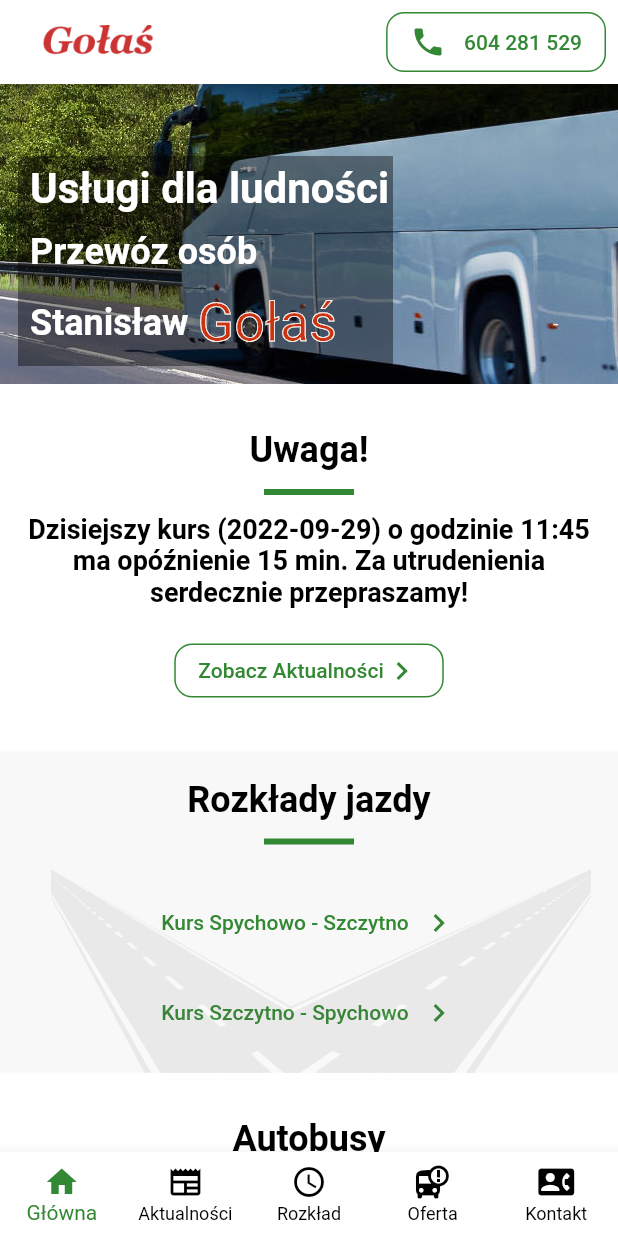
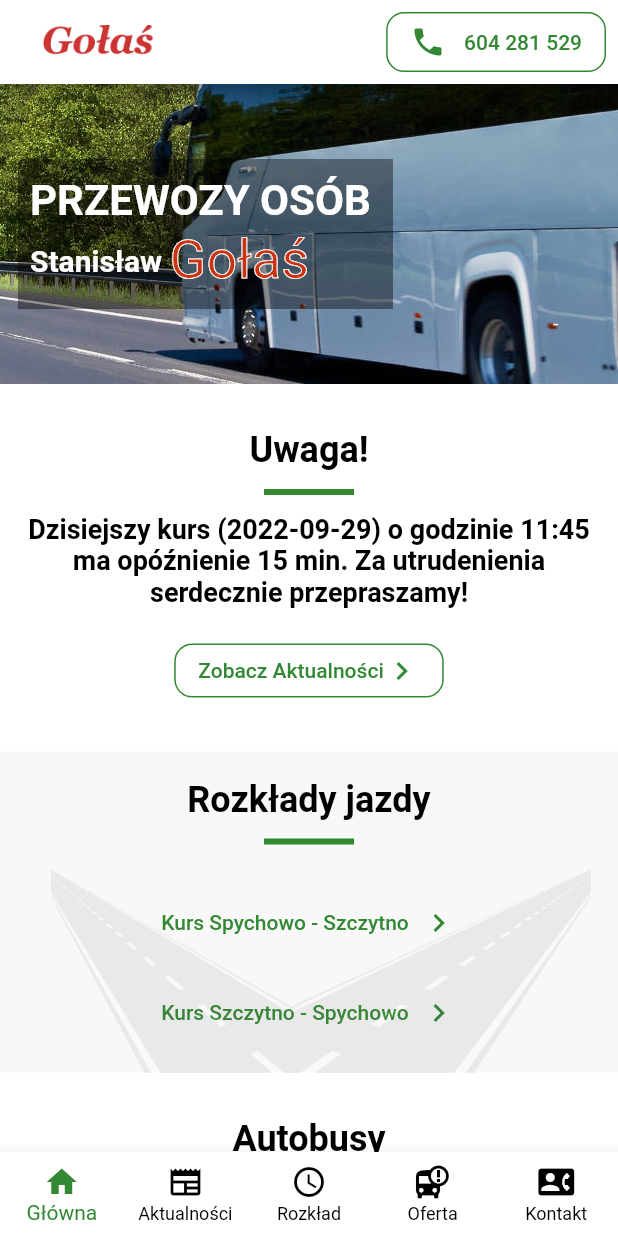
Before and after one commit to krzysiekdz/flutterlearn, a Flutter app: the screen it shows after launch, on a phone screen of 412 x 824 dp. Run offline on Flutter 3.47's test engine with Material 2 defaults, Android fonts, the phone set to English and light mode, and no system bars; our stand-ins replace url_strategy.

Commit message:
home - offer, contact

```diff
--- a/lib/bus_app/services/car_service.dart
+++ b/lib/bus_app/services/car_service.dart
@@ -1,9 +1,12 @@
 
+import 'package:flutterlearn/bus_app/config/app_config.dart';
 import 'package:flutterlearn/bus_app/data/sample/car_data.dart';
 import 'package:flutterlearn/bus_app/models/car.dart';
 
 abstract class CarService {
   Future<List<Car>> getCars();
+  List<String> getHomeCarsUrls();
+  List<Car> getCars2();
 }
 
 //service przekazywac do ui - wtedy decydujemy czy dane lokalne czy z api
@@ -14,6 +17,16 @@ class CarServiceSample extends CarService {
     return Future.value(cars);
 //    return Future.delayed( const Duration(seconds: 1) , () => cars );
   }
+
+  List<String> getHomeCarsUrls() {
+    List<String> urls = [ AppConfig.a1, AppConfig.a3, AppConfig.a5,];
+    return urls;
+  }
+
+  List<Car> getCars2()  {
+    List<Car> cars = [ CarData.car1, CarData.car2, CarData.car3 ];
+    return cars;
+  }
 }
 
 //class CarServiceRemote extends CarService {
--- a/lib/bus_app/services/routes/CustomRouteParser.dart
+++ b/lib/bus_app/services/routes/CustomRouteParser.dart
@@ -12,6 +12,8 @@ class CustomRouteParser  extends RouteInformationParser<RouteUrl> {
     print('CustomRouteParser : parseRouteInformation = ${routeInformation.location}');
 
     String url = routeInformation.location ?? UrlNames.home;
+    url = Uri.decodeFull(url);
+    print('url = $url');
     return parseUrl(url);
   }
 
--- a/lib/bus_app/styles/custom_colors.dart
+++ b/lib/bus_app/styles/custom_colors.dart
@@ -10,6 +10,7 @@ class CustomColors {
   static const Color primary = Color(0xFF338833);
 
   static const Color dark = Color(0xFF2C3333);
+  static const Color dark2 = Color(0xFF333333);
   static const Color darken = Color(0xFF242B2B);
   static const Color greyLight = Color(0xFFF8F8F8);
   static const Color greyLight2 = Color(0x88aaaaaa);
--- a/lib/bus_app/ui/page/home/Home_SM.dart
+++ b/lib/bus_app/ui/page/home/Home_SM.dart
@@ -1,5 +1,6 @@
 import 'package:flutter/material.dart';
 import 'package:flutterlearn/bus_app/ui/core/web_page.dart';
+import 'package:flutterlearn/bus_app/ui/page/home/home_contact.dart';
 import 'package:flutterlearn/bus_app/ui/page/home/home_news.dart';
 import 'package:flutterlearn/bus_app/ui/page/home/home_offer.dart';
 import 'package:flutterlearn/bus_app/ui/page/home/home_schedule.dart';
@@ -17,7 +18,7 @@ class Home_SM extends WebPage {
       child: Column(
         crossAxisAlignment: CrossAxisAlignment.center,
         children: [
-          HomeSlider(),
+          const HomeSlider(alignment: Alignment.centerLeft,),
           gap(),
 
           HomeNews(),
@@ -27,6 +28,9 @@ class Home_SM extends WebPage {
           gap(),
 
           HomeOffer(),
+          gap(),
+
+          HomeContact()
         ],
       ),
     );
--- a/lib/bus_app/ui/page/home/home_offer.dart
+++ b/lib/bus_app/ui/page/home/home_offer.dart
@@ -1,20 +1,62 @@
 import 'package:flutter/material.dart';
+import 'package:flutterlearn/bus_app/config/routes.dart';
+import 'package:flutterlearn/bus_app/models/car.dart';
+import 'package:flutterlearn/bus_app/services/car_service.dart';
+import 'package:flutterlearn/bus_app/services/routes/AppRouter.dart';
 import 'package:flutterlearn/bus_app/styles/style_utils.dart';
 import 'package:flutterlearn/bus_app/ui/widgets/misc.dart';
+import 'package:flutterlearn/bus_app/ui/widgets/slider.dart';
+import 'package:flutterlearn/core/widgets.dart';
 import 'package:flutterlearn/styles/Styles.dart';
 
 class HomeOffer extends StatelessWidget {
+
+  final CarService carService = CarServiceSample();
+
   @override
   Widget build(BuildContext context) {
     return Container(
       width: double.infinity,
       padding:   const EdgeInsets.all(CustomStyles.padding),
       child: Column(
+        crossAxisAlignment: CrossAxisAlignment.center,
         children: [
+
           Text('Autobusy', style: header2(),),
           linePrimary(),
+
+          gap(),
+          const Text('W ofercie posiadamy 3 autobusy', style: TextStyle(fontWeight: FontWeight.bold),),
+          gap(h:18),
+          buttonLink(text: 'Szczegóły', action: () { AppRouter().setUrl(UrlNames.offer); }),
+          gap(h:18),
+
+          CSlider(
+              height: 200,
+              items: carService.getCars2().map( (c) => CarHomeSlide(car: c) ).toList()
+          ),
+
+
         ],
       ),
     );
   }
 }
+
+class CarHomeSlide extends StatelessWidget {
+
+  final Car car;
+
+  const CarHomeSlide({required this.car});
+
+  @override
+  Widget build(BuildContext context) {
+    return Column(
+        children: [
+          Image.asset(car.img[0], height: 150,),
+          gap(),
+          Text(car.title, style: header3(),)
+        ]
+    );
+  }
+}
--- a/lib/bus_app/ui/page/home/home_slider.dart
+++ b/lib/bus_app/ui/page/home/home_slider.dart
@@ -6,6 +6,10 @@ import 'package:flutterlearn/core/widgets.dart';
 import 'package:flutterlearn/styles/Styles.dart';
 
 class HomeSlider extends StatelessWidget {
+
+  final Alignment alignment;
+
+  const HomeSlider({ required this.alignment});
 
    @override
   Widget build(BuildContext context) {
@@ -22,22 +26,24 @@ class HomeSlider extends StatelessWidget {
        child: Stack(
          children: [
 
-           Align(alignment: Alignment.bottomLeft, child: Opacity(opacity: 0.4, child: Container(width: 250, height: 140, decoration: BoxDecoration(color: Colors.black),))),
+           Align(alignment: alignment, child: Opacity(opacity: 0.4, child: Container(width: 250, height: 100, decoration: BoxDecoration(color: Colors.black),))),
 
            Padding(
-             padding: const EdgeInsets.only(left: 8, bottom: 8),
+             padding: const EdgeInsets.all(8),
              child: Column(
-               mainAxisAlignment: MainAxisAlignment.end,
-               crossAxisAlignment: CrossAxisAlignment.start,
+               mainAxisAlignment: getColumnMainAlign(alignment),
+               crossAxisAlignment: getColumnCrossAlign(alignment),
                children: [
-                 Text('Usługi dla ludności', style: header().copyWith(color: CustomColors.white),),
-                 gap(),
-                 Text('Przewóz osób', style: header2().copyWith(color: CustomColors.white),),
-                 gap(),
-                 Row( children: [
-                   Text('Stanisław ', style: header2().copyWith(color: CustomColors.white),),
-                   textStroke(text: 'Gołaś', fillColor: CustomColors.red, strokeColor: CustomColors.white, strokeWidth: 0.5, fontSize: 36),
-//                   Text('Gołaś', style: header().copyWith(color: CustomColors.red),),
+//                 Text('Usługi dla ludności', style: header().copyWith(color: CustomColors.white),),
+//                 gap(),
+                 Text('Przewozy osób'.toUpperCase(), style: header().copyWith(color: CustomColors.white, ),),
+                 gap(h:2),
+                 Row(
+                   mainAxisAlignment: getRowMainAlign(alignment),
+                   crossAxisAlignment: CrossAxisAlignment.center,
+                   children: [
+                   Text('Stanisław ', style: header3().copyWith(color: CustomColors.white),),
+                   TextStroke(text: 'Gołaś', fillColor: CustomColors.red, strokeColor: CustomColors.white, strokeWidth: 0.5, fontSize: 36),
                  ], )
                ],
              ),
@@ -45,21 +51,30 @@ class HomeSlider extends StatelessWidget {
 
          ],
        )
-
-//       Column(
-//         mainAxisAlignment: MainAxisAlignment.center,
-//         crossAxisAlignment: CrossAxisAlignment.start,
-//         children: [
-//           textStroke(text: 'Usługi dla ludności', fillColor: Colors.white, strokeColor: Colors.black, strokeWidth: 0.5, fontSize: 24),
-////           Text('Usługi dla ludności', style: header().copyWith(color: CustomColors.red),),
-//           gap(h:6),
-////           Text('Przewóz osób', style: header2().copyWith(color: CustomColors.red),),
-//           textStroke(text: 'Przewóz osób', fillColor: Colors.white, strokeColor: Colors.black, strokeWidth: 0.5, fontSize: 24),
-//           gap(h:6),
-////           Text('Stanisław Gołaś', style: header2().copyWith(color: CustomColors.red),),
-//           textStroke(text: 'Stanisław Gołaś', fillColor: Colors.white, strokeColor: Colors.black, strokeWidth: 0.5, fontSize: 24),
-//         ],
-//       ),
      );
   }
+
+  MainAxisAlignment getColumnMainAlign(Alignment alignment) {
+    if(alignment == Alignment.topLeft || alignment == Alignment.topCenter || alignment == Alignment.topRight) { return MainAxisAlignment.start; }
+    else if(alignment == Alignment.centerLeft || alignment == Alignment.center || alignment == Alignment.centerRight) { return MainAxisAlignment.center; }
+    else { return MainAxisAlignment.end; }
+  }
+
+  CrossAxisAlignment getColumnCrossAlign(Alignment alignment) {
+    if(alignment == Alignment.centerLeft || alignment == Alignment.bottomLeft || alignment == Alignment.topLeft) { return CrossAxisAlignment.start; }
+    else if(alignment == Alignment.center || alignment == Alignment.topCenter || alignment == Alignment.bottomCenter) { return CrossAxisAlignment.center; }
+    else { return CrossAxisAlignment.end; }
+  }
+
+  MainAxisAlignment getRowMainAlign(Alignment alignment) {
+    if(alignment == Alignment.centerLeft || alignment == Alignment.bottomLeft || alignment == Alignment.topLeft) { return MainAxisAlignment.start; }
+    else if(alignment == Alignment.center || alignment == Alignment.topCenter || alignment == Alignment.bottomCenter) { return MainAxisAlignment.center; }
+    else { return MainAxisAlignment.end; }
+  }
+
+  CrossAxisAlignment getRowCrossAlign(Alignment alignment) {
+    if(alignment == Alignment.topLeft || alignment == Alignment.topCenter || alignment == Alignment.topRight) { return CrossAxisAlignment.start; }
+    else if(alignment == Alignment.centerLeft || alignment == Alignment.center || alignment == Alignment.centerRight) { return CrossAxisAlignment.center; }
+    else { return CrossAxisAlignment.end; }
+  }
 }
--- a/lib/bus_app/ui/page/page_scaffold/PageScaffold_SM.dart
+++ b/lib/bus_app/ui/page/page_scaffold/PageScaffold_SM.dart
@@ -9,6 +9,7 @@ import 'package:flutterlearn/bus_app/ui/core/web_page.dart';
 import 'package:flutterlearn/bus_app/utils/fun.dart';
 import 'package:flutterlearn/bus_app/utils/types.dart';
 import 'package:flutterlearn/core/widgets.dart';
+import 'package:url_launcher/url_launcher.dart';
 
 /*
 * web widgets should be stateless?  all state is in url?
@@ -60,7 +61,7 @@ class PageScaffold_SM extends StatelessWidget {
     return  Container(
       margin: const EdgeInsets.all(8),
       child: OutlinedButton(
-        onPressed: (){},
+        onPressed: (){ launch('tel://604281529'); },
         child: Row(
           children: [
             const Icon(Icons.phone),
--- a/lib/core/widgets.dart
+++ b/lib/core/widgets.dart
@@ -5,7 +5,7 @@ Widget gap({double? h, double? w}) {
   return SizedBox(height: h ?? 12, width: w ?? 12,);
 }
 
-Widget textStroke({required String text, required Color fillColor, required Color strokeColor, double strokeWidth = 1 , double fontSize = 18}) {
+Widget TextStroke({required String text, required Color fillColor, required Color strokeColor, double strokeWidth = 1 , double fontSize = 18}) {
   return Stack(
     children: [
       Text(
--- a/pubspec.yaml
+++ b/pubspec.yaml
@@ -34,6 +34,7 @@ dependencies:
   provider: ^6.0.0
   url_strategy: ^0.2.0
   hive: ^2.2.3
+  url_launcher: ^6.1.6
 #  url_launcher: ^6.0.3
 #  shared_preferences: 2.0.5
 #  http: ^0.13.1
```
Also changed, not shown: lib/bus_app/styles/style_utils.dart (+13 -0 lines), lib/bus_app/todo.txt (+7 -7 lines), lib/bus_app/ui/page/contact/Contact.dart (+4 -4 lines), lib/bus_app/ui/page/home/home_contact.dart (added, +33 -0 lines), pubspec.lock, 2 other files.
